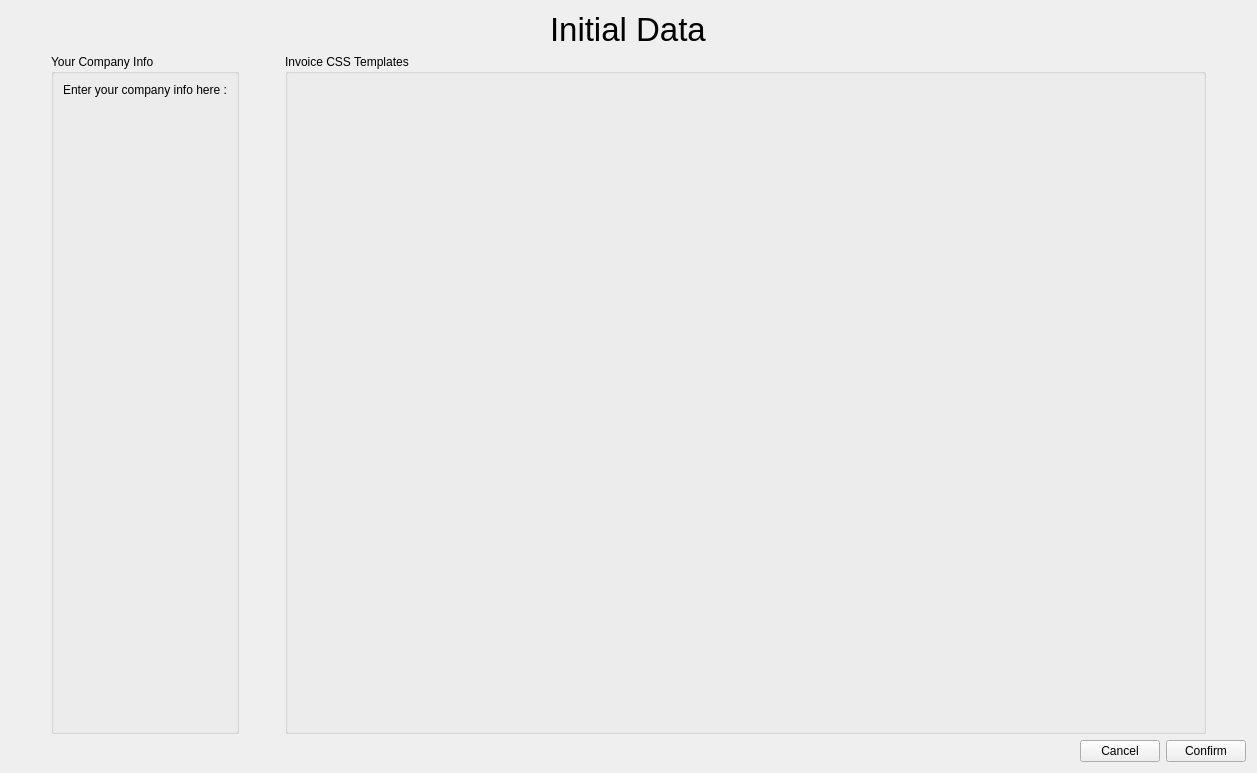
The window that CreatePage.ui (MickaelOnTheWave/InvoiceManager) describes before a commit, drawn with Qt 5.
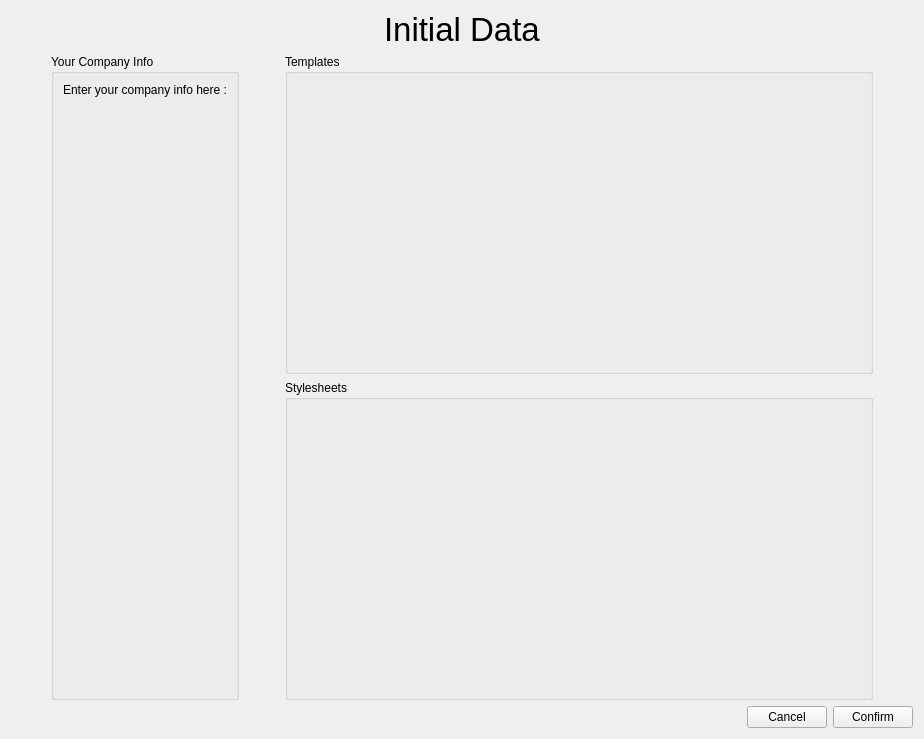
The same window after the commit. Custom widgets are drawn as their Qt base class.

Commit message: Updated Database and UI to use templates and notes

Diff of the .ui file:
```diff
--- a/CreatePage.ui
+++ b/CreatePage.ui
@@ -6,14 +6,14 @@
    <rect>
     <x>0</x>
     <y>0</y>
-    <width>1257</width>
-    <height>773</height>
+    <width>924</width>
+    <height>739</height>
    </rect>
   </property>
   <property name="windowTitle">
    <string>Form</string>
   </property>
-  <layout class="QVBoxLayout" name="verticalLayout">
+  <layout class="QVBoxLayout" name="verticalLayout_3">
    <item>
     <layout class="QHBoxLayout" name="horizontalLayout_4">
      <item>
@@ -57,7 +57,7 @@
     </layout>
    </item>
    <item>
-    <layout class="QHBoxLayout" name="horizontalLayout_2">
+    <layout class="QHBoxLayout" name="horizontalLayout">
      <item>
       <spacer name="horizontalSpacer_3">
        <property name="orientation">
@@ -123,6 +123,26 @@
       </spacer>
      </item>
      <item>
+      <layout class="QVBoxLayout" name="verticalLayout">
+       <item>
+        <widget class="QGroupBox" name="groupBox_3">
+         <property name="sizePolicy">
+          <sizepolicy hsizetype="Expanding" vsizetype="Preferred">
+           <horstretch>0</horstretch>
+           <verstretch>0</verstretch>
+          </sizepolicy>
+         </property>
+         <property name="title">
+          <string>Templates</string>
+         </property>
+         <layout class="QVBoxLayout" name="verticalLayout_5">
+          <item>
+           <widget class="DataHandlerWidget" name="templatesDataWidget" native="true"/>
+          </item>
+         </layout>
+        </widget>
+       </item>
+       <item>
       <widget class="QGroupBox" name="groupBox_2">
        <property name="sizePolicy">
         <sizepolicy hsizetype="Expanding" vsizetype="Preferred">
@@ -131,7 +151,7 @@
         </sizepolicy>
        </property>
        <property name="title">
-        <string>Invoice CSS Templates</string>
+          <string>Stylesheets</string>
        </property>
        <layout class="QVBoxLayout" name="verticalLayout_4">
         <item>
@@ -139,6 +159,8 @@
         </item>
        </layout>
       </widget>
+       </item>
+      </layout>
      </item>
      <item>
       <spacer name="horizontalSpacer_9">
```
Left out of the diff: 2 changed lines with no effect on the pictures. Lines whose indentation alone changed are shown as unchanged. The commit also changes 25 other files.
